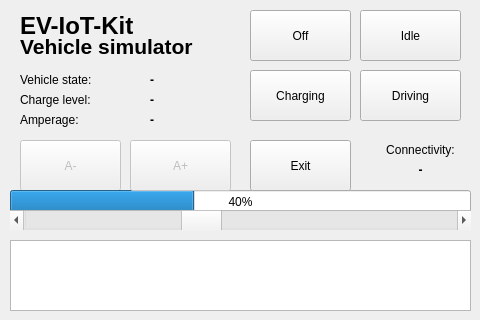
Above: window.ui from m4rtin195/EV-IoT-Kit before the change. Below: the same form after it.
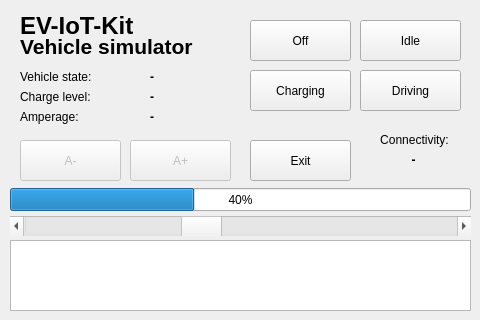
That is the form after the change.

The edit to the form file:
```diff
--- a/window.ui
+++ b/window.ui
@@ -17,7 +17,7 @@
    <property name="geometry">
     <rect>
      <x>20</x>
-     <y>110</y>
+     <y>107</y>
      <width>111</width>
      <height>20</height>
     </rect>
@@ -35,7 +35,7 @@
      <x>20</x>
      <y>140</y>
      <width>101</width>
-     <height>51</height>
+     <height>41</height>
     </rect>
    </property>
    <property name="text">
@@ -48,7 +48,7 @@
      <x>250</x>
      <y>70</y>
      <width>101</width>
-     <height>51</height>
+     <height>41</height>
     </rect>
    </property>
    <property name="text">
@@ -59,7 +59,7 @@
    <property name="geometry">
     <rect>
      <x>20</x>
-     <y>90</y>
+     <y>87</y>
      <width>111</width>
      <height>20</height>
     </rect>
@@ -72,7 +72,7 @@
    <property name="geometry">
     <rect>
      <x>150</x>
-     <y>70</y>
+     <y>67</y>
      <width>81</width>
      <height>20</height>
     </rect>
@@ -114,9 +114,9 @@
    <property name="geometry">
     <rect>
      <x>250</x>
-     <y>10</y>
+     <y>20</y>
      <width>101</width>
-     <height>51</height>
+     <height>41</height>
     </rect>
    </property>
    <property name="text">
@@ -129,7 +129,7 @@
      <x>360</x>
      <y>70</y>
      <width>101</width>
-     <height>51</height>
+     <height>41</height>
     </rect>
    </property>
    <property name="text">
@@ -140,7 +140,7 @@
    <property name="geometry">
     <rect>
      <x>10</x>
-     <y>190</y>
+     <y>188</y>
      <width>461</width>
      <height>23</height>
     </rect>
@@ -158,7 +158,7 @@
      <x>130</x>
      <y>140</y>
      <width>101</width>
-     <height>51</height>
+     <height>41</height>
     </rect>
    </property>
    <property name="text">
@@ -169,7 +169,7 @@
    <property name="geometry">
     <rect>
      <x>10</x>
-     <y>210</y>
+     <y>216</y>
      <width>461</width>
      <height>20</height>
     </rect>
@@ -191,7 +191,7 @@
    <property name="geometry">
     <rect>
      <x>20</x>
-     <y>70</y>
+     <y>67</y>
      <width>121</width>
      <height>20</height>
     </rect>
@@ -217,7 +217,7 @@
    <property name="geometry">
     <rect>
      <x>150</x>
-     <y>90</y>
+     <y>87</y>
      <width>81</width>
      <height>20</height>
     </rect>
@@ -238,7 +238,7 @@
      <x>250</x>
      <y>140</y>
      <width>101</width>
-     <height>51</height>
+     <height>41</height>
     </rect>
    </property>
    <property name="text">
@@ -249,7 +249,7 @@
    <property name="geometry">
     <rect>
      <x>150</x>
-     <y>110</y>
+     <y>107</y>
      <width>81</width>
      <height>20</height>
     </rect>
@@ -268,9 +268,9 @@
    <property name="geometry">
     <rect>
      <x>360</x>
-     <y>10</y>
+     <y>20</y>
      <width>101</width>
-     <height>51</height>
+     <height>41</height>
     </rect>
    </property>
    <property name="text">
@@ -303,8 +303,8 @@
   <widget class="QLabel" name="label_6">
    <property name="geometry">
     <rect>
-     <x>370</x>
-     <y>140</y>
+     <x>364</x>
+     <y>130</y>
      <width>101</width>
      <height>20</height>
     </rect>
@@ -319,8 +319,8 @@
   <widget class="QLabel" name="label_connectivity">
    <property name="geometry">
     <rect>
-     <x>370</x>
-     <y>160</y>
+     <x>363</x>
+     <y>150</y>
      <width>101</width>
      <height>20</height>
     </rect>
```
